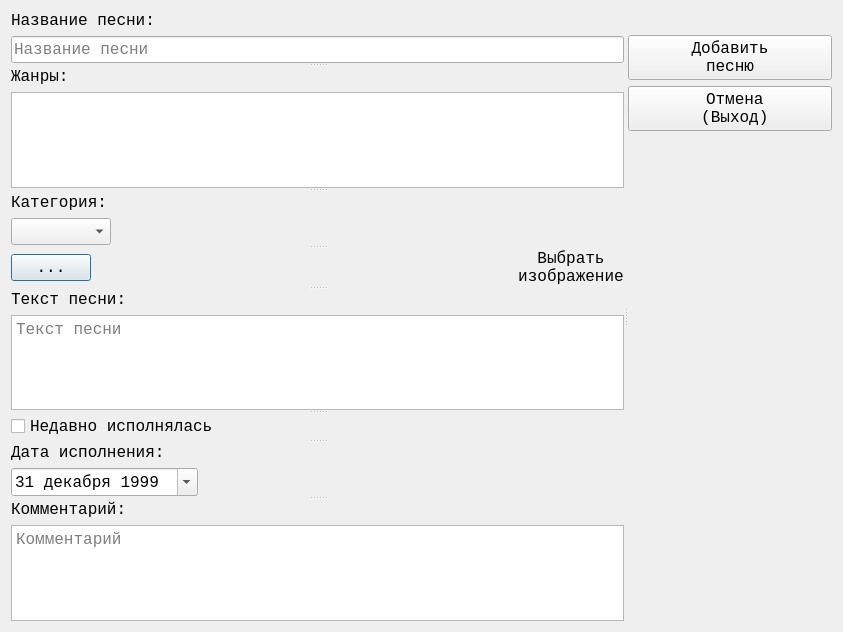
First picture: the form in gui/dlg_add_songs_ui.ui, repository alkostuchkov/Songbook, before the edit.
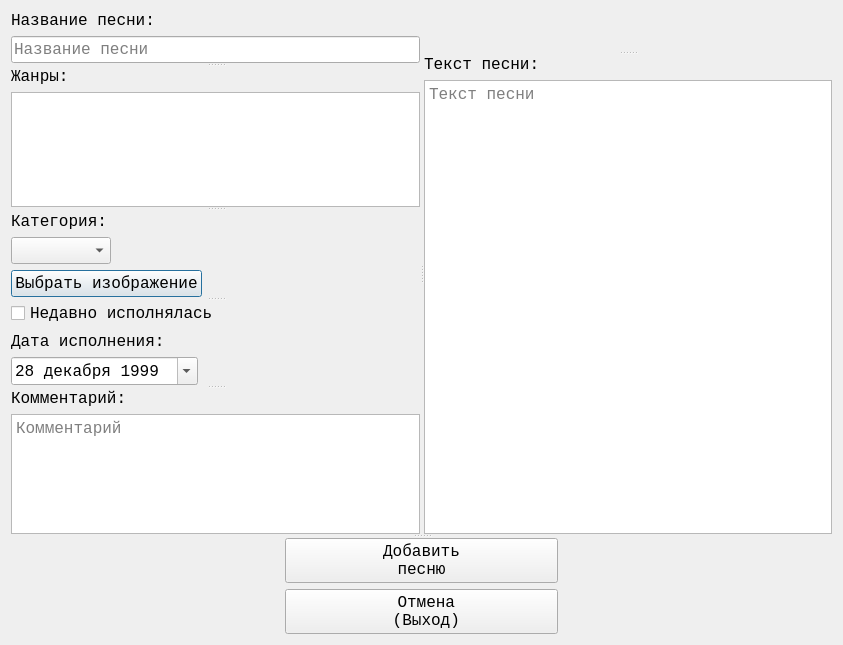
Second picture: the form after the edit. Icons and pictures are not drawn.

Commit message:
implemented add song functionality
modified:
  dlg_add_songs.py
  gui/dlg_add_songs_ui.py
  gui/dlg_add_songs_ui.ui
  gui/main_ui.py
  gui/main_ui.ui
  main.py

The edit to the form file:
```diff
--- a/gui/dlg_add_songs_ui.ui
+++ b/gui/dlg_add_songs_ui.ui
@@ -7,7 +7,7 @@
     <x>0</x>
     <y>0</y>
     <width>843</width>
-    <height>632</height>
+    <height>645</height>
    </rect>
   </property>
   <property name="font">
@@ -20,11 +20,19 @@
   <property name="windowTitle">
    <string>Добавление песни</string>
   </property>
-  <layout class="QHBoxLayout" name="horizontalLayout_3">
+  <layout class="QVBoxLayout" name="verticalLayout_6">
    <item>
-    <widget class="QSplitter" name="splitter_2">
+    <widget class="QSplitter" name="splitter_5">
+     <property name="orientation">
+      <enum>Qt::Orientation::Vertical</enum>
+     </property>
+     <widget class="QSplitter" name="splitter_4">
      <property name="orientation">
       <enum>Qt::Orientation::Horizontal</enum>
+      </property>
+      <widget class="QSplitter" name="splitter_3">
+       <property name="orientation">
+        <enum>Qt::Orientation::Vertical</enum>
      </property>
      <widget class="QSplitter" name="splitter">
       <property name="orientation">
@@ -139,6 +147,7 @@
         </item>
        </layout>
       </widget>
+       </widget>
       <widget class="QWidget" name="layoutWidget">
        <layout class="QVBoxLayout" name="verticalLayout_2">
         <item>
@@ -202,31 +211,26 @@
           </item>
          </layout>
         </item>
-       </layout>
-      </widget>
-      <widget class="QWidget" name="layoutWidget">
+         <item>
        <layout class="QHBoxLayout" name="hl_song_image">
         <item>
          <widget class="QPushButton" name="btn_choose_image_file">
           <property name="sizePolicy">
-           <sizepolicy hsizetype="Minimum" vsizetype="Fixed">
+              <sizepolicy hsizetype="Fixed" vsizetype="Fixed">
             <horstretch>0</horstretch>
             <verstretch>0</verstretch>
            </sizepolicy>
           </property>
           <property name="text">
-           <string>...</string>
+              <string>Выбрать изображение</string>
           </property>
          </widget>
         </item>
         <item>
-         <spacer name="horizontalSpacer_4">
+            <spacer name="horizontalSpacer_7">
           <property name="orientation">
            <enum>Qt::Orientation::Horizontal</enum>
           </property>
-          <property name="sizeType">
-           <enum>QSizePolicy::Policy::Expanding</enum>
-          </property>
           <property name="sizeHint" stdset="0">
            <size>
             <width>40</width>
@@ -235,60 +239,13 @@
           </property>
          </spacer>
         </item>
-        <item>
-         <widget class="QLabel" name="lbl_song_image">
-          <property name="sizePolicy">
-           <sizepolicy hsizetype="Preferred" vsizetype="Preferred">
-            <horstretch>0</horstretch>
-            <verstretch>0</verstretch>
-           </sizepolicy>
-          </property>
-          <property name="text">
-           <string>Выбрать
-изображение</string>
-          </property>
-          <property name="scaledContents">
-           <bool>true</bool>
-          </property>
-          <property name="alignment">
-           <set>Qt::AlignmentFlag::AlignCenter</set>
-          </property>
-         </widget>
-        </item>
-       </layout>
-      </widget>
-      <widget class="QWidget" name="layoutWidget_2">
-       <layout class="QVBoxLayout" name="vl_song_text">
-        <item>
-         <spacer name="verticalSpacer_4">
-          <property name="orientation">
-           <enum>Qt::Orientation::Vertical</enum>
-          </property>
-          <property name="sizeHint" stdset="0">
-           <size>
-            <width>20</width>
-            <height>40</height>
-           </size>
-          </property>
-         </spacer>
-        </item>
-        <item>
-         <widget class="QLabel" name="lbl_song_text">
-          <property name="text">
-           <string>Текст песни:</string>
-          </property>
-         </widget>
-        </item>
-        <item>
-         <widget class="QTextEdit" name="te_song_text">
-          <property name="placeholderText">
-           <string>Текст песни</string>
-          </property>
-         </widget>
+          </layout>
         </item>
        </layout>
       </widget>
       <widget class="QWidget" name="layoutWidget">
+        <layout class="QVBoxLayout" name="verticalLayout_4">
+         <item>
        <layout class="QHBoxLayout" name="hl_recently">
         <item>
          <widget class="QCheckBox" name="chb_last_performed">
@@ -332,8 +289,8 @@
          </spacer>
         </item>
        </layout>
-      </widget>
-      <widget class="QWidget" name="layoutWidget">
+         </item>
+         <item>
        <layout class="QHBoxLayout" name="hl_date">
         <item>
          <layout class="QVBoxLayout" name="verticalLayout_3">
@@ -378,7 +335,7 @@
               <second>0</second>
               <year>1999</year>
               <month>12</month>
-              <day>31</day>
+                 <day>28</day>
              </datetime>
             </property>
             <property name="currentSection">
@@ -408,6 +365,8 @@
          </spacer>
         </item>
        </layout>
+         </item>
+        </layout>
       </widget>
       <widget class="QWidget" name="layoutWidget">
        <layout class="QVBoxLayout" name="vl_comment">
@@ -441,26 +400,69 @@
        </layout>
       </widget>
      </widget>
-     <widget class="QWidget" name="layoutWidget">
-      <layout class="QVBoxLayout" name="vl_buttons">
-       <item>
-        <spacer name="verticalSpacer_2">
+      <widget class="QSplitter" name="splitter_2">
          <property name="orientation">
           <enum>Qt::Orientation::Vertical</enum>
          </property>
-         <property name="sizeType">
-          <enum>QSizePolicy::Policy::Fixed</enum>
+       <widget class="QLabel" name="lbl_song_image">
+        <property name="text">
+         <string/>
+        </property>
+        <property name="pixmap">
+         <pixmap>../images/song_image_test.png</pixmap>
+        </property>
+        <property name="scaledContents">
+         <bool>true</bool>
+        </property>
+        <property name="alignment">
+         <set>Qt::AlignmentFlag::AlignCenter</set>
+        </property>
+       </widget>
+       <widget class="QWidget" name="layoutWidget_2">
+        <layout class="QVBoxLayout" name="vl_song_text">
+         <item>
+          <widget class="QLabel" name="lbl_song_text">
+           <property name="text">
+            <string>Текст песни:</string>
+           </property>
+          </widget>
+         </item>
+         <item>
+          <widget class="QTextEdit" name="te_song_text">
+           <property name="placeholderText">
+            <string>Текст песни</string>
+           </property>
+          </widget>
+         </item>
+        </layout>
+       </widget>
+      </widget>
+     </widget>
+     <widget class="QWidget" name="">
+      <layout class="QHBoxLayout" name="horizontalLayout_3">
+       <item>
+        <spacer name="horizontalSpacer_4">
+         <property name="orientation">
+          <enum>Qt::Orientation::Horizontal</enum>
          </property>
          <property name="sizeHint" stdset="0">
           <size>
-           <width>20</width>
-           <height>24</height>
+           <width>40</width>
+           <height>20</height>
           </size>
          </property>
         </spacer>
        </item>
+       <item>
+        <layout class="QVBoxLayout" name="verticalLayout_5">
        <item>
         <widget class="QPushButton" name="btn_add_song">
+           <property name="sizePolicy">
+            <sizepolicy hsizetype="Expanding" vsizetype="Fixed">
+             <horstretch>0</horstretch>
+             <verstretch>0</verstretch>
+            </sizepolicy>
+           </property>
          <property name="font">
           <font>
            <family>Lucida Console</family>
@@ -485,6 +487,12 @@
        </item>
        <item>
         <widget class="QPushButton" name="btn_cancel">
+           <property name="sizePolicy">
+            <sizepolicy hsizetype="Expanding" vsizetype="Fixed">
+             <horstretch>0</horstretch>
+             <verstretch>0</verstretch>
+            </sizepolicy>
+           </property>
          <property name="font">
           <font>
            <family>Lucida Console</family>
@@ -507,22 +515,17 @@
          </property>
         </widget>
        </item>
+        </layout>
+       </item>
        <item>
-        <spacer name="verticalSpacer">
-         <property name="font">
-          <font>
-           <family>Lucida Console</family>
-           <pointsize>12</pointsize>
-           <bold>false</bold>
-          </font>
-         </property>
+        <spacer name="horizontalSpacer_6">
          <property name="orientation">
-          <enum>Qt::Orientation::Vertical</enum>
+          <enum>Qt::Orientation::Horizontal</enum>
          </property>
          <property name="sizeHint" stdset="0">
           <size>
-           <width>20</width>
-           <height>40</height>
+           <width>40</width>
+           <height>20</height>
           </size>
          </property>
         </spacer>
```
Left out of the diff: 2 changed lines with no effect on the pictures. Lines whose indentation alone changed are shown as unchanged. The commit also changes 5 other files.
